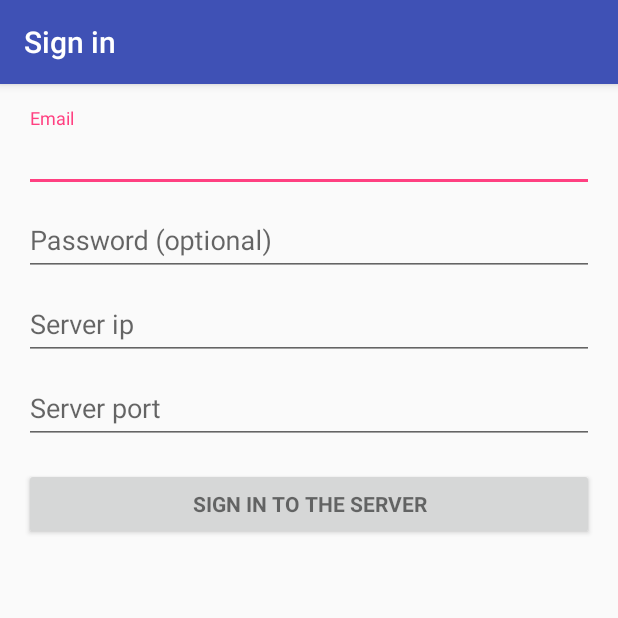
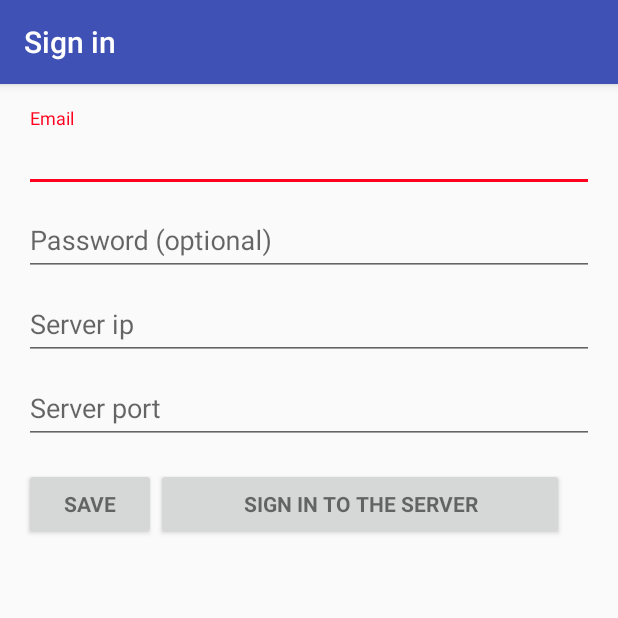
Before and after one commit to Infuzion/Chat-Android, an Android app: the ServerSelection screen opened directly, with no data from a screen before it, on a phone screen of 412 x 824 dp, the top half of it. Run offline under Robolectric (Android 15) with nearby library versions, the phone set to English and light mode, and no system bars.

Commit message:
Working app

```diff
--- /dev/null
+++ b/app/src/main/java/android/infuzion/chat/ChatMessageListener.java
@@ -0,0 +1,5 @@
+package android.infuzion.chat;
+
+public interface ChatMessageListener {
+    void run(String string);
+}
--- a/app/src/main/res/layout/activity_server_selection.xml
+++ b/app/src/main/res/layout/activity_server_selection.xml
@@ -62,28 +62,28 @@
             </android.support.design.widget.TextInputLayout>
 
             <android.support.design.widget.TextInputLayout
+                android:id="@+id/server_ip"
                 android:layout_width="match_parent"
-                android:layout_height="match_parent"
-                android:id="@+id/server_ip">
+                android:layout_height="match_parent">
 
                 <EditText
                     android:id="@+id/ip"
                     android:layout_width="match_parent"
                     android:layout_height="wrap_content"
+                    android:digits="0123456789."
                     android:hint="@string/prompt_ip"
                     android:imeActionId="@+id/login"
                     android:imeActionLabel="@string/action_sign_in_short"
                     android:imeOptions="actionUnspecified"
                     android:inputType="phone"
-                    android:digits="0123456789."
                     android:maxLines="1" />
 
             </android.support.design.widget.TextInputLayout>
 
             <android.support.design.widget.TextInputLayout
+                android:id="@+id/server_port"
                 android:layout_width="match_parent"
-                android:layout_height="match_parent"
-                android:id="@+id/server_port">
+                android:layout_height="match_parent">
 
                 <EditText
                     android:id="@+id/port"
@@ -98,14 +98,28 @@
 
             </android.support.design.widget.TextInputLayout>
 
+            <GridLayout
+                android:layout_width="match_parent"
+                android:layout_height="match_parent">
+
+                <Button
+                    android:id="@+id/save_button"
+                    style="?android:textAppearanceSmall"
+                    android:layout_width="wrap_content"
+                    android:layout_height="wrap_content"
+                    android:layout_marginTop="16dp"
+                    android:text="@string/action_save_server"
+                    android:textStyle="bold" />
+
                 <Button
                     android:id="@+id/sign_in"
                     style="?android:textAppearanceSmall"
-                android:layout_width="match_parent"
+                    android:layout_width="272dp"
                     android:layout_height="wrap_content"
                     android:layout_marginTop="16dp"
                     android:text="@string/action_sign_in"
                     android:textStyle="bold" />
+            </GridLayout>
 
         </LinearLayout>
     </ScrollView>
--- a/app/src/main/res/values/colors.xml
+++ b/app/src/main/res/values/colors.xml
@@ -2,5 +2,6 @@
 <resources>
     <color name="colorPrimary">#3F51B5</color>
     <color name="colorPrimaryDark">#303F9F</color>
-    <color name="colorAccent">#FF4081</color>
+    <!--<color name="colorAccent">#FF4081</color>-->
+    <color name="colorAccent">#ff001e</color>
 </resources>
--- a/app/src/main/res/values/strings.xml
+++ b/app/src/main/res/values/strings.xml
@@ -18,4 +18,7 @@
     <string name="prompt_ip">Server ip</string>
     <string name="prompt_port">Server port</string>
     <string name="title_activity_chat">ChatActivity</string>
+    <string name="message">Message</string>
+    <string name="send">Send</string>
+    <string name="action_save_server">Save</string>
 </resources>
```
Also changed, not shown: app/src/main/java/android/infuzion/chat/ChatActivity.java (+56 -7 lines), app/src/main/java/android/infuzion/chat/Client.java (+70 -25 lines), app/src/main/java/android/infuzion/chat/ServerSelection.java (+32 -116 lines), app/src/main/res/layout/activity_chat.xml (+10 -0 lines), app/src/main/res/layout/content_chat.xml (+40 -0 lines). Lines whose indentation alone changed are shown as unchanged.
